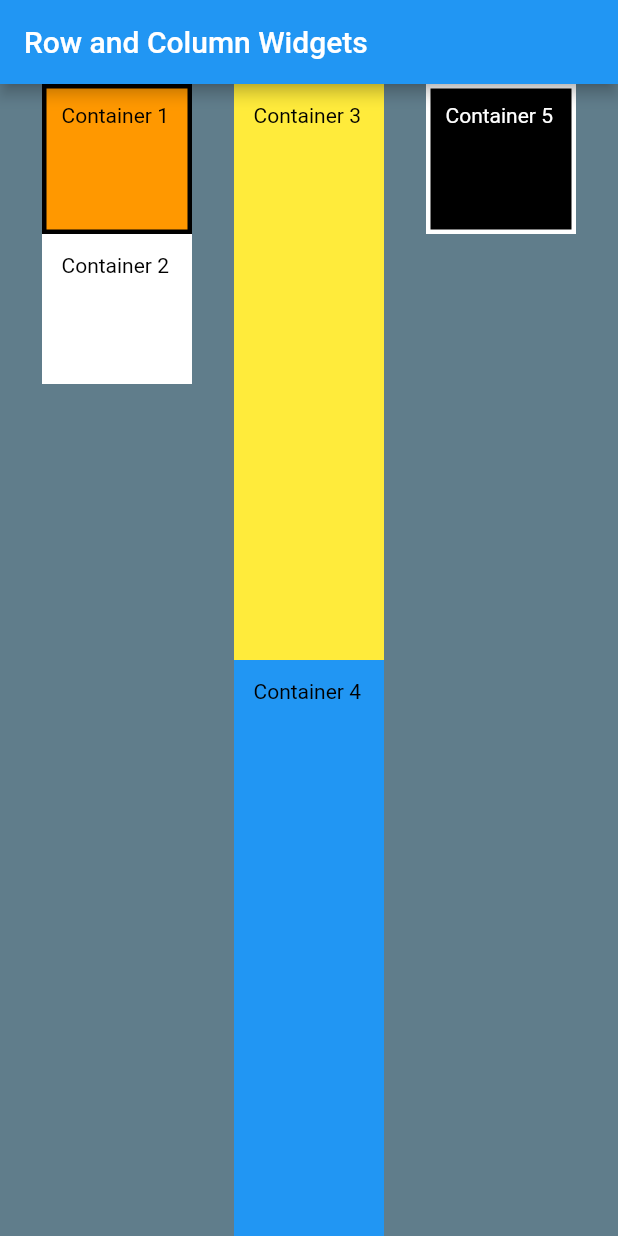
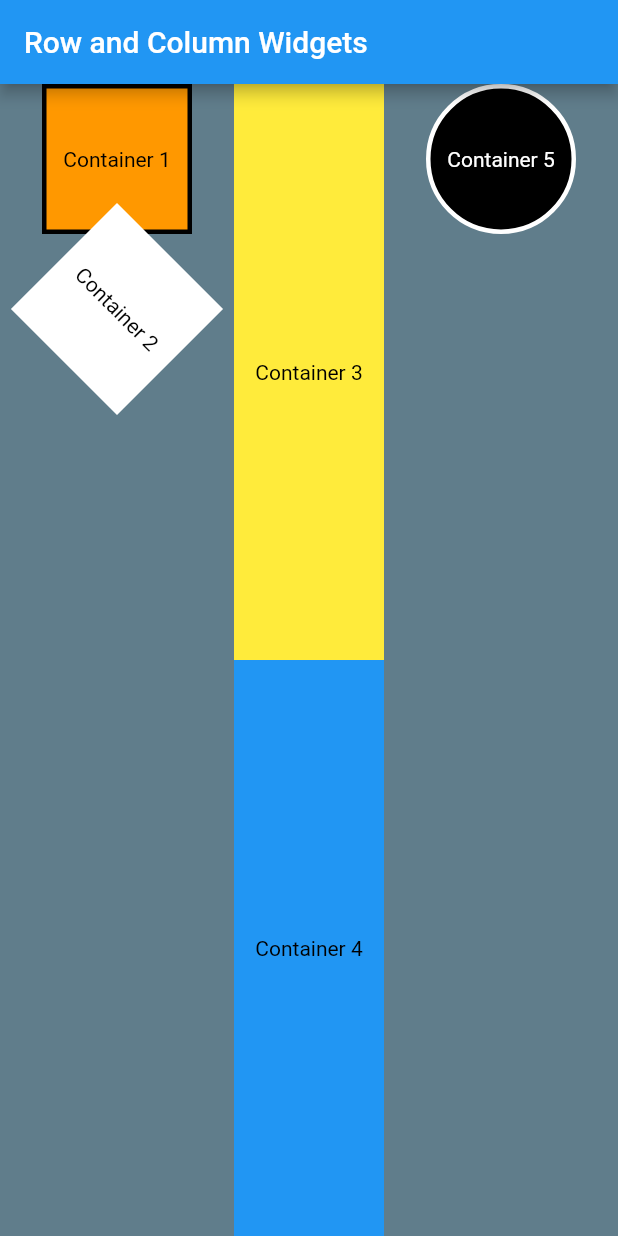
Before and after one commit to banishangural/FlutterApp01_BanishBanish, a Flutter app: the screen it shows after launch, on a phone screen of 412 x 824 dp. Run offline on Flutter 3.47's test engine with Material 2 defaults, Android fonts, the phone set to English and light mode, and no system bars.

Commit message:
Rotated the container 2 using RotationAnimation

```diff
--- a/flutterapp_01/lib/main.dart
+++ b/flutterapp_01/lib/main.dart
@@ -24,8 +24,11 @@ class MyApp extends StatelessWidget {
                 children: <Widget>[
                   ContainerWidget(Colors.orange, Colors.black, 'Container 1',
                       Colors.black, 14),
-                  ContainerWidget(Colors.white, Colors.white, 'Container 2',
-                      Colors.black, 14)
+                  RotationTransition(
+                    turns: AlwaysStoppedAnimation(45 / 360),
+                    child: ContainerWidget(Colors.white, Colors.white,
+                        'Container 2', Colors.black, 14),
+                  )
                 ],
               ),
               Column(
@@ -42,8 +45,24 @@ class MyApp extends StatelessWidget {
               ),
               Column(
                 children: <Widget>[
-                  ContainerWidget(Colors.black, Colors.white, 'Container 5',
-                      Colors.white, 14),
+                  Container(
+                    //margin: EdgeInsets.all(10.0),
+                    padding: EdgeInsets.all(10.0),
+                    height: 100,
+                    width: 100,
+                    decoration: BoxDecoration(
+                        border: Border.all(width: 3, color: Colors.white),
+                        color: Colors.black,
+                        shape: BoxShape.circle),
+                    child: Center(
+                      child: Text(
+                        'Container 5',
+                        style: TextStyle(
+                          color: Colors.white,
+                        ),
+                      ),
+                    ),
+                  ),
                 ],
               )
             ],
@@ -52,6 +71,7 @@ class MyApp extends StatelessWidget {
   }
 }
 
+//margin: EdgeInsets.all(100.0)
 class ContainerWidget extends StatelessWidget {
   final Color bgColor;
   final Color borderColor;
@@ -70,11 +90,13 @@ class ContainerWidget extends StatelessWidget {
         border: Border.all(width: 3, color: borderColor),
         color: bgColor,
       ),
-      child: Text(
-        textInside,
-        style: TextStyle(
-          color: textColor,
-          fontSize: fontSize,
+      child: Center(
+        child: Text(
+          textInside,
+          style: TextStyle(
+            color: textColor,
+            fontSize: fontSize,
+          ),
         ),
       ),
     );
```
